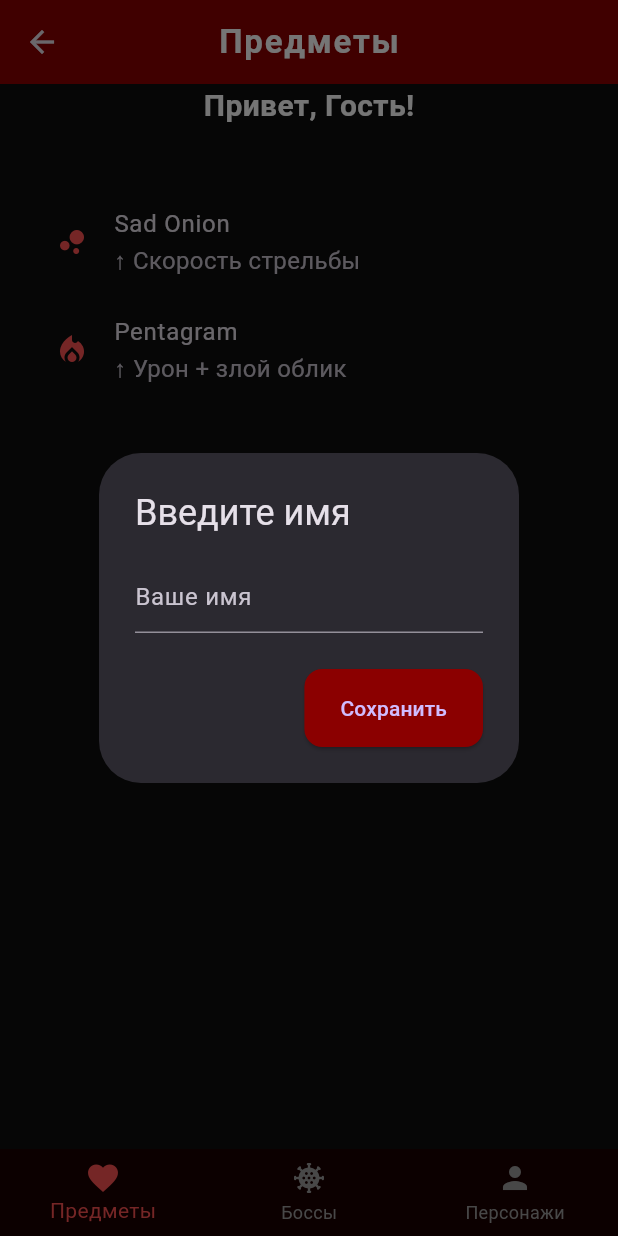
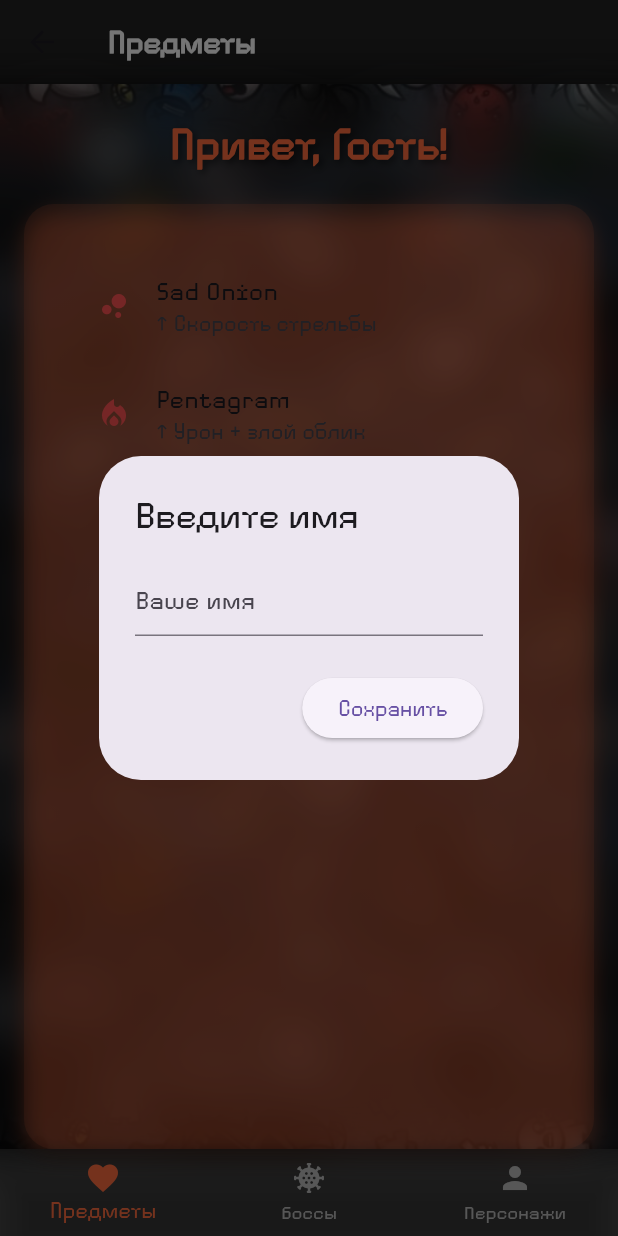
Before and after one commit to rei-ayra-ami/Mansik_gau, a Flutter app: the UsernameScreen screen opened directly, after a tap on "Сохранить и продолжить", on a phone screen of 412 x 824 dp. Run offline on Flutter 3.47's test engine with Material 3 defaults, Android fonts, the phone set to English and light mode, and no system bars; our stand-ins replace shared_preferences; accounts and stored records are empty.

Commit message:
изменил стиль шрифт и добавил функции новые

```diff
--- a/lib/main.dart
+++ b/lib/main.dart
@@ -2,7 +2,6 @@ import 'package:flutter/material.dart';
 import 'package:shared_preferences/shared_preferences.dart';
 import 'screens/home_screen.dart';
 import 'screens/form_screen.dart';
-import 'widgets/isaac_theme.dart';
 
 void main() {
   runApp(const IsaacWikiApp());
@@ -27,7 +26,25 @@ class IsaacWikiApp extends StatelessWidget {
     return MaterialApp(
       title: 'The Binding of Isaac Wiki',
       debugShowCheckedModeBanner: false,
-      theme: isaacTheme,
+      theme: ThemeData(
+        fontFamily: 'MyFont', // глобальный шрифт для всего приложения
+        primarySwatch: Colors.red,
+        scaffoldBackgroundColor: Colors.black,
+        textTheme: const TextTheme(
+          bodyLarge: TextStyle(color: Colors.white),
+          bodyMedium: TextStyle(color: Colors.white70),
+          bodySmall: TextStyle(color: Colors.white60),
+        ),
+        appBarTheme: const AppBarTheme(
+          color: Colors.black87,
+          titleTextStyle: TextStyle(
+            fontFamily: 'MyFont', // шрифт для AppBar
+            fontSize: 20,
+            fontWeight: FontWeight.bold,
+            color: Colors.white,
+          ),
+        ),
+      ),
       home: FutureBuilder<Widget>(
         future: _getStartScreen(),
         builder: (context, snapshot) {
--- a/lib/screens/home_screen.dart
+++ b/lib/screens/home_screen.dart
@@ -1,3 +1,5 @@
+// home_screen.dart
+import 'dart:ui';
 import 'package:flutter/material.dart';
 import 'items_screen.dart';
 import 'bosses_screen.dart';
@@ -11,9 +13,13 @@ class HomeScreen extends StatefulWidget {
   State<HomeScreen> createState() => _HomeScreenState();
 }
 
-class _HomeScreenState extends State<HomeScreen> {
+class _HomeScreenState extends State<HomeScreen>
+    with SingleTickerProviderStateMixin {
   int _selectedIndex = 0;
   String? _username;
+
+  late final AnimationController _animationController;
+  late final Animation<double> _fadeAnimation;
 
   final List<Widget> _screens = const [
     ItemsScreen(),
@@ -27,19 +33,39 @@ class _HomeScreenState extends State<HomeScreen> {
     'Персонажи',
   ];
 
+  final List<Color> _screenColors = [
+    Colors.deepOrangeAccent,
+    Colors.purpleAccent,
+    Colors.lightBlueAccent,
+  ];
+
   @override
   void initState() {
     super.initState();
     _loadUsername();
+
+    _animationController = AnimationController(
+      vsync: this,
+      duration: const Duration(milliseconds: 800),
+    );
+    _fadeAnimation = CurvedAnimation(
+      parent: _animationController,
+      curve: Curves.easeIn,
+    );
+    _animationController.forward();
+  }
+
+  @override
+  void dispose() {
+    _animationController.dispose();
+    super.dispose();
   }
 
   Future<void> _loadUsername() async {
     final prefs = await SharedPreferences.getInstance();
-    String? name = prefs.getString('username');
-    print(name);
+    final name = prefs.getString('username');
 
     if (name == null || name.isEmpty) {
-      // Если имени нет — просим пользователя ввести
       _askUsername();
     } else {
       setState(() {
@@ -57,7 +83,7 @@ class _HomeScreenState extends State<HomeScreen> {
   }
 
   Future<void> _askUsername() async {
-    final TextEditingController controller = TextEditingController();
+    final controller = TextEditingController();
     await showDialog(
       context: context,
       barrierDismissible: false,
@@ -88,36 +114,101 @@ class _HomeScreenState extends State<HomeScreen> {
   void _onItemTapped(int index) {
     setState(() {
       _selectedIndex = index;
+      _animationController.reset();
+      _animationController.forward();
     });
+  }
+
+  Widget _buildGreeting() {
+    return FadeTransition(
+      opacity: _fadeAnimation,
+      child: Padding(
+        padding: const EdgeInsets.symmetric(vertical: 20),
+        child: Text(
+          'Привет, ${_username ?? 'Гость'}!',
+          style: TextStyle(
+            color: _screenColors[_selectedIndex],
+            fontSize: 28,
+            fontWeight: FontWeight.bold,
+            shadows: const [
+              Shadow(
+                  blurRadius: 6, color: Colors.black54, offset: Offset(2, 2))
+            ],
+          ),
+        ),
+      ),
+    );
+  }
+
+  Widget _buildContent() {
+    return Expanded(
+      child: Padding(
+        padding: const EdgeInsets.symmetric(horizontal: 16.0),
+        child: AnimatedContainer(
+          duration: const Duration(milliseconds: 500),
+          decoration: BoxDecoration(
+            color: _screenColors[_selectedIndex].withOpacity(0.15),
+            borderRadius: BorderRadius.circular(20),
+            boxShadow: [
+              BoxShadow(
+                color: _screenColors[_selectedIndex].withOpacity(0.4),
+                blurRadius: 12,
+                offset: const Offset(0, 6),
+              ),
+            ],
+          ),
+          padding: const EdgeInsets.all(12.0),
+          child: _screens[_selectedIndex],
+        ),
+      ),
+    );
   }
 
   @override
   Widget build(BuildContext context) {
     return Scaffold(
+      backgroundColor: Colors.transparent,
       appBar: AppBar(
         title: Text(_titles[_selectedIndex]),
       ),
-      body: Column(
-        mainAxisAlignment: MainAxisAlignment.center,
+      body: Stack(
+        fit: StackFit.expand,
         children: [
-          Center(
-            child: Text(
-              'Привет, ${_username ?? 'Гость'}!',
-              style: const TextStyle(fontSize: 20, fontWeight: FontWeight.bold),
+          Image.asset(
+            'assets/images/background.jpg',
+            fit: BoxFit.cover,
+          ),
+          BackdropFilter(
+            filter: ImageFilter.blur(sigmaX: 15, sigmaY: 15),
+            child: Container(
+              decoration: BoxDecoration(
+                gradient: LinearGradient(
+                  colors: [
+                    Colors.black.withOpacity(0.6),
+                    Colors.black.withOpacity(0.25),
+                  ],
+                  begin: Alignment.bottomCenter,
+                  end: Alignment.topCenter,
+                ),
+              ),
             ),
           ),
-          const SizedBox(height: 20),
-          Expanded(
-            child: _screens[_selectedIndex],
+          Column(
+            mainAxisAlignment: MainAxisAlignment.start,
+            children: [
+              _buildGreeting(),
+              _buildContent(),
+            ],
           ),
         ],
       ),
       bottomNavigationBar: BottomNavigationBar(
-        backgroundColor: const Color(0xFF1A0000),
-        selectedItemColor: Colors.redAccent,
-        unselectedItemColor: Colors.grey,
+        backgroundColor: Colors.black.withOpacity(0.7),
+        selectedItemColor: _screenColors[_selectedIndex],
+        unselectedItemColor: Colors.grey[400],
         currentIndex: _selectedIndex,
         onTap: _onItemTapped,
+        type: BottomNavigationBarType.fixed,
         items: const [
           BottomNavigationBarItem(
             icon: Icon(Icons.favorite),
--- a/pubspec.yaml
+++ b/pubspec.yaml
@@ -24,3 +24,9 @@ dev_dependencies:
 
 flutter:
   uses-material-design: true
+  assets:
+    - assets/images/background.jpg
+  fonts:
+    - family: MyFont
+      fonts:
+        - asset: assets/fonts/MyFont.ttf
```
Also changed, not shown: assets/fonts/MyFont.ttf (added), assets/images/background.jpg (added).
